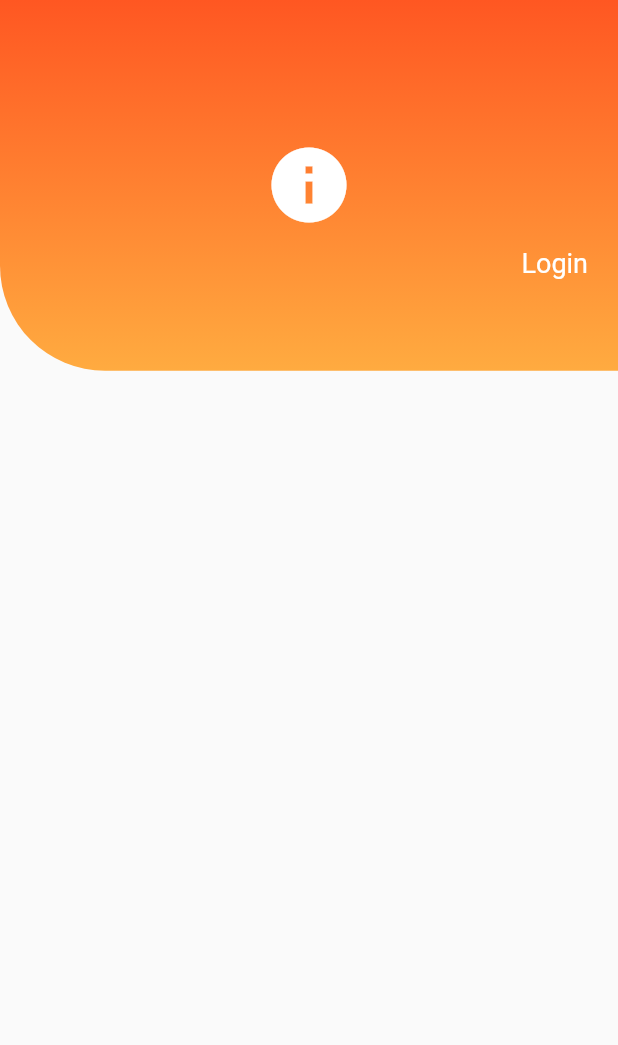
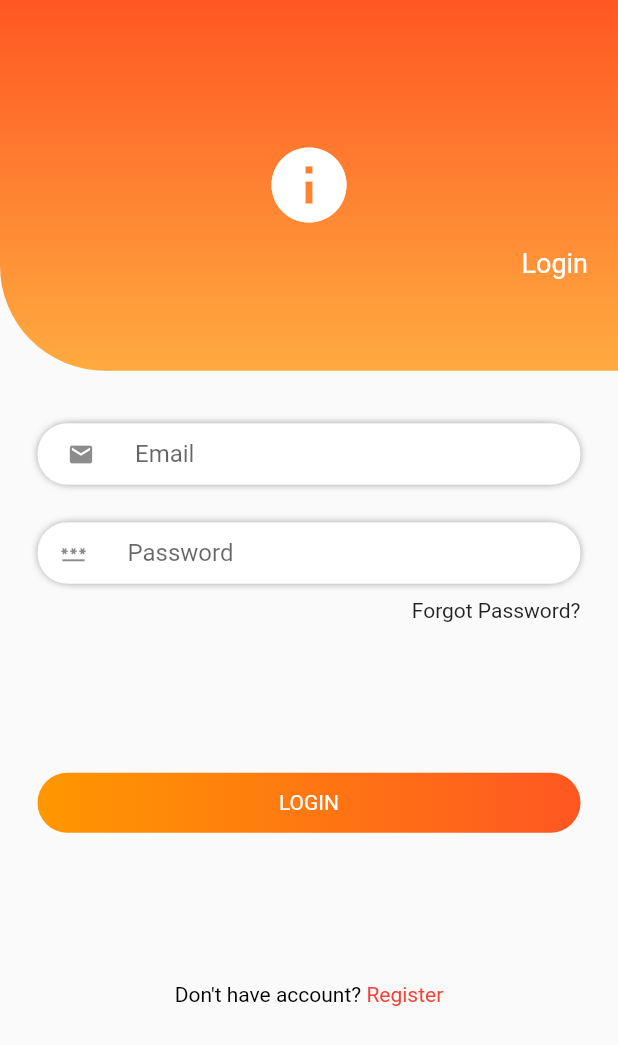
Before and after one commit to anastacurie/IndustrialExposure, a Flutter app: the screen it shows after launch, on a phone screen of 412 x 824 dp. Shown: the top 1045 px of the screen. Run offline on Flutter 3.47's test engine with Material 2 defaults, Android fonts, the phone set to English and light mode, and no system bars.

Commit message:
First Commit 'login' Wendesday 24-11-2021

```diff
--- a/lib/login.dart
+++ b/lib/login.dart
@@ -51,9 +51,132 @@ class LoginRoute extends StatelessWidget {
                       color: Colors.white,
                       fontSize: 18,
                     ),
-                    ))
+                  ),
+                ),
               ],
             ),
+          ),
+          Container(
+            margin: const EdgeInsets.all(25),
+            child: Column(
+              children: [
+                Container(
+                  padding:
+                      const EdgeInsets.symmetric(vertical: 0, horizontal: 20),
+                  decoration: const BoxDecoration(
+                    color: Colors.white,
+                    borderRadius: BorderRadius.all(
+                      Radius.circular(20),
+                    ),
+                    boxShadow: [
+                      BoxShadow(
+                          offset: Offset(0, 0),
+                          blurRadius: 5,
+                          spreadRadius: -3,
+                          color: Colors.black),
+                    ],
+                  ),
+                  margin: const EdgeInsets.only(top: 10, bottom: 15),
+                  child: const TextField(
+                    decoration: InputDecoration(
+                      isDense: true, // used to size(height) textField
+                      contentPadding:
+                          EdgeInsets.all(11), // used to size(height) textField
+                      enabledBorder: InputBorder.none,
+                      icon: Icon(
+                        Icons.mail,
+                      ),
+                      hintText: "Email",
+                    ),
+                  ),
+                ),
+                Container(
+                  margin: const EdgeInsets.symmetric(vertical: 10),
+                  padding: const EdgeInsets.symmetric(horizontal: 15),
+                  decoration: const BoxDecoration(
+                    borderRadius: BorderRadius.all(
+                      Radius.circular(20),
+                    ),
+                    color: Colors.white,
+                    boxShadow: [
+                      BoxShadow(
+                          offset: Offset(0, 0),
+                          blurRadius: 5,
+                          spreadRadius: -3),
+                    ],
+                  ),
+                  child: const TextField(
+                    decoration: InputDecoration(
+                      isDense: true,
+                      contentPadding: EdgeInsets.all(11),
+                      enabledBorder: InputBorder.none,
+                      icon: Icon(Icons.password_sharp),
+                      hintText: "Password",
+                    ),
+                  ),
+                ),
+                Container(
+                  width: size.width,
+                  child: const Text(
+                    "Forgot Password?",
+                    textAlign: TextAlign.right,
+                  ),
+                ),
+                InkWell(
+                  onTap: () {
+                    // print("You Have Clicked The Button");
+                  },
+                  child: Container(
+                    margin: const EdgeInsets.symmetric(
+                      vertical: 100,
+                    ),
+                    width: size.width,
+                    height: 40,
+                    decoration: const BoxDecoration(
+                      gradient: LinearGradient(
+                        begin: Alignment.centerLeft,
+                        end: Alignment.centerRight,
+                        colors: [
+                          Colors.orange,
+                          Colors.deepOrange,
+                        ],
+                      ),
+                      borderRadius: BorderRadius.all(
+                        Radius.circular(20),
+                      ),
+                    ),
+                    child: const Center(
+                      child: Text(
+                        "LOGIN",
+                        textAlign: TextAlign.center,
+                        style: TextStyle(
+                          color: Colors.white,
+                        ),
+                      ),
+                    ),
+                  ),
+                ),
+                // Text("data"),
+                Center(
+                  //child: Text("data"),
+                  child: RichText(
+                    text: const TextSpan(
+                      text: "Don't have account? ",
+                      style: TextStyle(
+                        color: Colors.black,
+                      ),
+                      children: [
+                        TextSpan(
+                          text: "Register",
+                          style: TextStyle(color: Colors.red),
+                        ),
+                      ],
+                    ),
+                  ),
+                ),
+              ],
+            ),
+            width: size.width,
           ),
         ],
       ),
```
Lines whose indentation alone changed are shown as unchanged.
